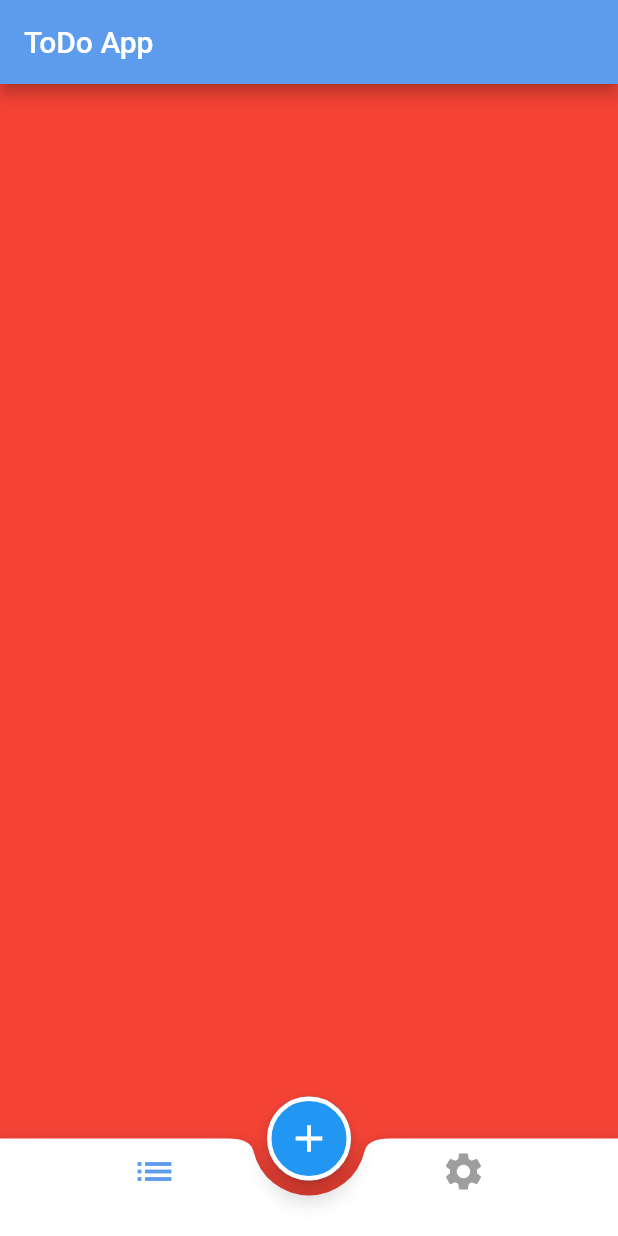
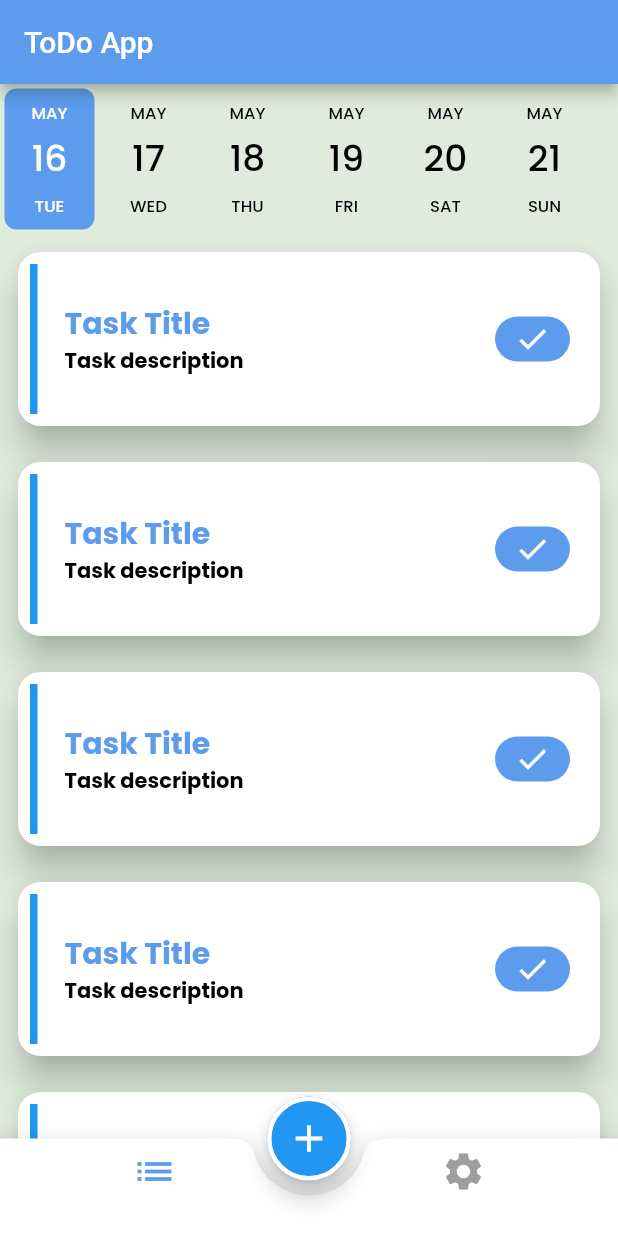
Before and after one commit to Moaz-Omran20/ToDo_App, a Flutter app: the screen it shows after launch, on a phone screen of 412 x 824 dp. Run offline on Flutter 3.47's test engine with Material 2 defaults, Android fonts, the phone set to English and light mode, and no system bars; drawn by our look-alikes of date_picker_timeline; our stand-ins replace google_fonts.

Commit message:
adding task items

```diff
--- a/lib/screens/tasks_tab.dart
+++ b/lib/screens/tasks_tab.dart
@@ -1,10 +1,43 @@
+import 'package:date_picker_timeline/date_picker_widget.dart';
 import 'package:flutter/material.dart';
+import 'package:todo_app/screens/widgets/task_item.dart';
 
-class TasksTab extends StatelessWidget {
+class TasksTab extends StatefulWidget {
   const TasksTab({Key? key}) : super(key: key);
 
   @override
+  State<TasksTab> createState() => _TasksTabState();
+}
+
+DateTime selectDate = DateTime.now();
+
+class _TasksTabState extends State<TasksTab> {
+  @override
   Widget build(BuildContext context) {
-    return Container(color: Colors.red,);
+    return Column(
+      children: [
+        DatePicker(
+          DateTime.now(),
+          height: 100,
+          initialSelectedDate: DateTime.now(),
+          selectionColor: Theme.of(context).primaryColor,
+          selectedTextColor: Colors.white,
+          onDateChange: (date) {
+            // New date selected
+            setState(() {
+              selectDate = date;
+            });
+          },
+        ),
+        Expanded(
+          child: ListView.builder(
+            itemBuilder: (context, index) {
+              return TaskItem();
+            },
+            itemCount: 10,
+          ),
+        )
+      ],
+    );
   }
 }
--- /dev/null
+++ b/lib/screens/widgets/task_item.dart
@@ -0,0 +1,57 @@
+import 'package:flutter/material.dart';
+
+class TaskItem extends StatelessWidget {
+  const TaskItem({Key? key}) : super(key: key);
+
+  @override
+  Widget build(BuildContext context) {
+    return Padding(
+      padding: const EdgeInsets.all(8.0),
+      child: Card(
+        elevation: 10,
+        shape: RoundedRectangleBorder(
+          borderRadius: BorderRadius.all(Radius.circular(15)),
+        ),
+        child: Row(
+          children: [
+            Padding(
+              padding: const EdgeInsets.all(8.0),
+              child: Container(
+                width: 5,
+                height: 100,
+                color: Colors.blue,
+              ),
+            ),
+            SizedBox(width: 10,),
+            Column(
+              crossAxisAlignment: CrossAxisAlignment.start,
+              children: [
+                Text("Task Title",style: Theme.of(context).textTheme.bodyMedium!.copyWith(fontSize: 20),),
+                Text(
+                  "Task description",
+                  style: Theme.of(context)
+                      .textTheme
+                      .displayLarge!
+                      .copyWith(fontSize: 14),
+                ),
+              ],
+            ),
+            Spacer(),
+            Container(
+              margin: EdgeInsets.only(right: 20),
+              width: 50,
+              height: 30,
+              decoration: BoxDecoration(
+                  color: Theme.of(context).primaryColor,
+                  borderRadius: BorderRadius.all(Radius.circular(15))),
+              child: Icon(
+                Icons.done,
+                color: Colors.white,
+              ),
+            ),
+          ],
+        ),
+      ),
+    );
+  }
+}
--- a/pubspec.yaml
+++ b/pubspec.yaml
@@ -36,6 +36,7 @@ dependencies:
   # Use with the CupertinoIcons class for iOS style icons.
   cupertino_icons: ^1.0.2
   google_fonts: ^4.0.4
+  date_picker_timeline: ^1.2.3
 
 dev_dependencies:
   flutter_test:
```
Also changed, not shown: pubspec.lock.
